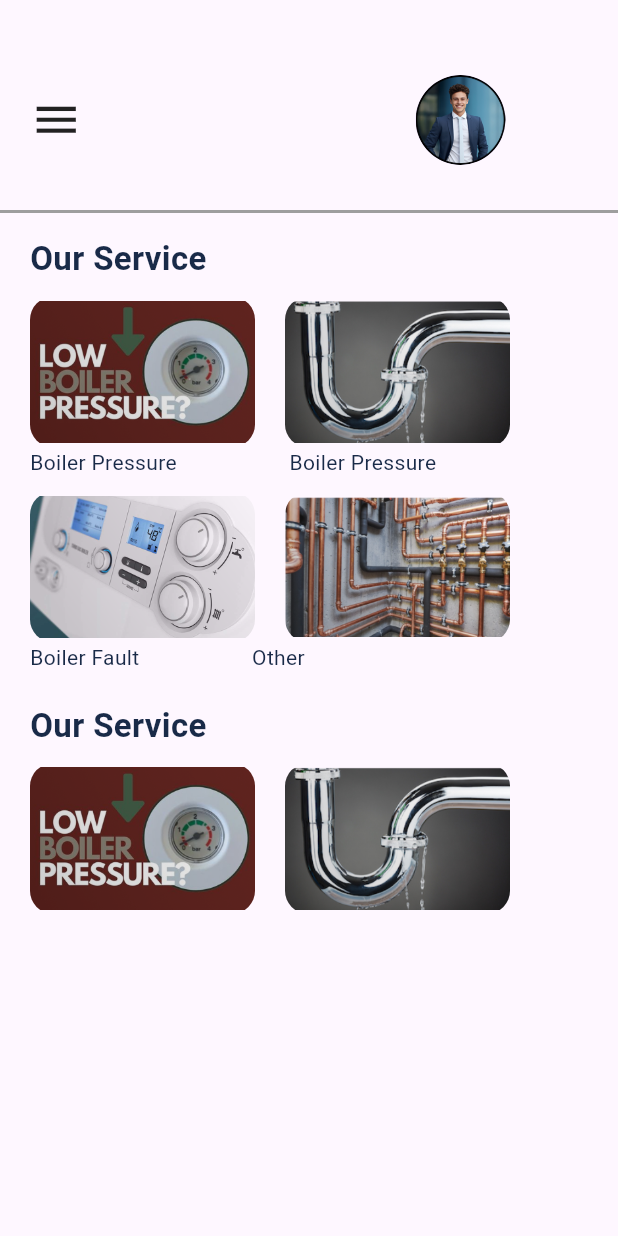
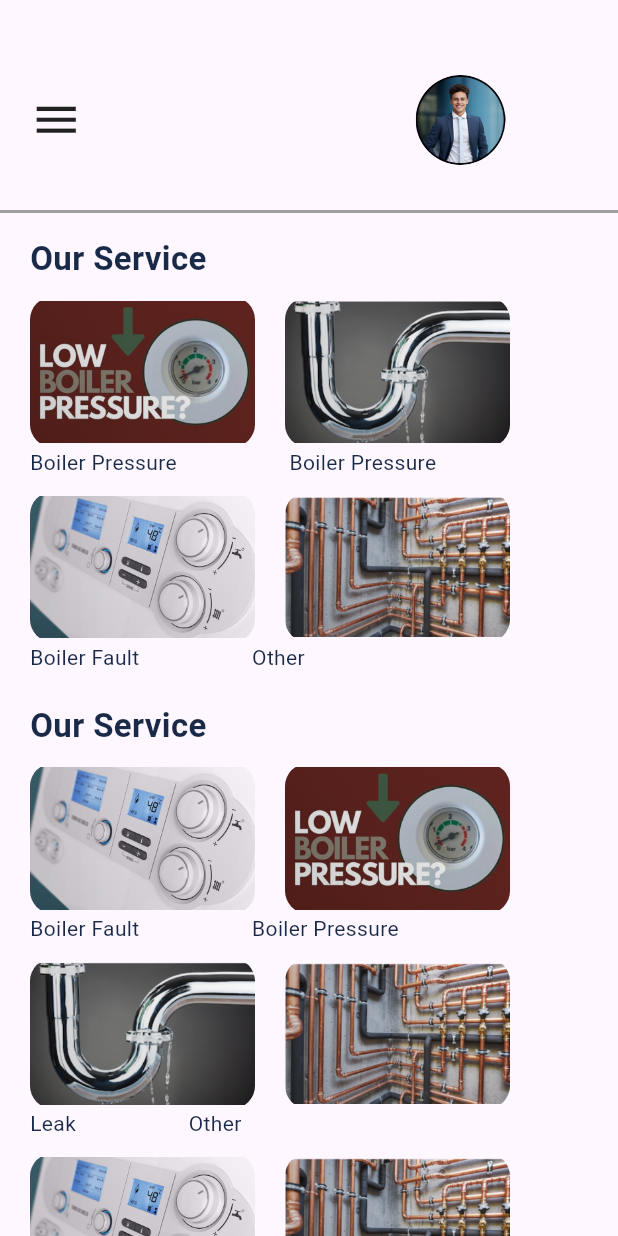
Before and after one commit to rifatalam26/plumber_tech, a Flutter app: the screen it shows after launch, on a phone screen of 412 x 824 dp. Run offline on Flutter 3.47's test engine with Material 3 defaults, Android fonts, the phone set to English and light mode, and no system bars.

Commit message:
Home page

```diff
--- a/lib/View/Home screens/home_page.dart
+++ b/lib/View/Home screens/home_page.dart
@@ -184,8 +184,44 @@
                   decoration: BoxDecoration(
                       borderRadius: BorderRadius.circular(15),
                       image: const DecorationImage(
+                          image: AssetImage("assets/image/image 2200.png"))),
+                ),
+                const SizedBox(
+                  width: 20,
+                ),
+                Container(
+                  height: 100,
+                  width: 150,
+                  decoration: BoxDecoration(
+                      borderRadius: BorderRadius.circular(15),
+                      image: const DecorationImage(
                           image: AssetImage("assets/image/image 2199.png"))),
                 ),
+              ],
+            ),
+            const Row(
+              children: [
+                SizedBox(
+                  width: 20,
+                ),
+                Text(
+                  "Boiler Fault",
+                  style: TextStyle(fontSize: 14, color: Color(0xff192A48)),
+                ),
+                SizedBox(
+                  width: 75,
+                ),
+                Text(
+                  "Boiler Pressure",
+                  style: TextStyle(fontSize: 14, color: Color(0xff192A48)),
+                ),
+              ],
+            ),
+            const SizedBox(
+              height: 10,
+            ),
+            Row(
+              children: [
                 const SizedBox(
                   width: 20,
                 ),
@@ -197,7 +233,86 @@
                       image: const DecorationImage(
                           image: AssetImage("assets/image/img = 01 (1).png"))),
                 ),
+                const SizedBox(
+                  width: 20,
+                ),
+                Container(
+                  height: 100,
+                  width: 150,
+                  decoration: BoxDecoration(
+                      borderRadius: BorderRadius.circular(15),
+                      image: const DecorationImage(
+                          image: AssetImage("assets/image/img = 01.png"))),
+                ),
               ],
+            ),
+            const Row(
+              children: [
+                SizedBox(
+                  width: 20,
+                ),
+                Text(
+                  "Leak",
+                  style: TextStyle(fontSize: 14, color: Color(0xff192A48)),
+                ),
+                SizedBox(
+                  width: 75,
+                ),
+                Text(
+                  "Other",
+                  style: TextStyle(fontSize: 14, color: Color(0xff192A48)),
+                ),
+              ],
+            ),
+            const SizedBox(
+              height: 10,
+            ),
+            Row(
+              children: [
+                const SizedBox(
+                  width: 20,
+                ),
+                Container(
+                  height: 100,
+                  width: 150,
+                  decoration: BoxDecoration(
+                      borderRadius: BorderRadius.circular(15),
+                      image: const DecorationImage(
+                          image: AssetImage("assets/image/image 2200.png"))),
+                ),
+                const SizedBox(
+                  width: 20,
+                ),
+                Container(
+                  height: 100,
+                  width: 150,
+                  decoration: BoxDecoration(
+                      borderRadius: BorderRadius.circular(15),
+                      image: const DecorationImage(
+                          image: AssetImage("assets/image/img = 01.png"))),
+                ),
+              ],
+            ),
+            const Row(
+              children: [
+                SizedBox(
+                  width: 20,
+                ),
+                Text(
+                  "Boiler Fault",
+                  style: TextStyle(fontSize: 14, color: Color(0xff192A48)),
+                ),
+                SizedBox(
+                  width: 75,
+                ),
+                Text(
+                  "Other",
+                  style: TextStyle(fontSize: 14, color: Color(0xff192A48)),
+                ),
+              ],
+            ),
+            const SizedBox(
+              height: 50,
             ),
           ],
         ),
```
